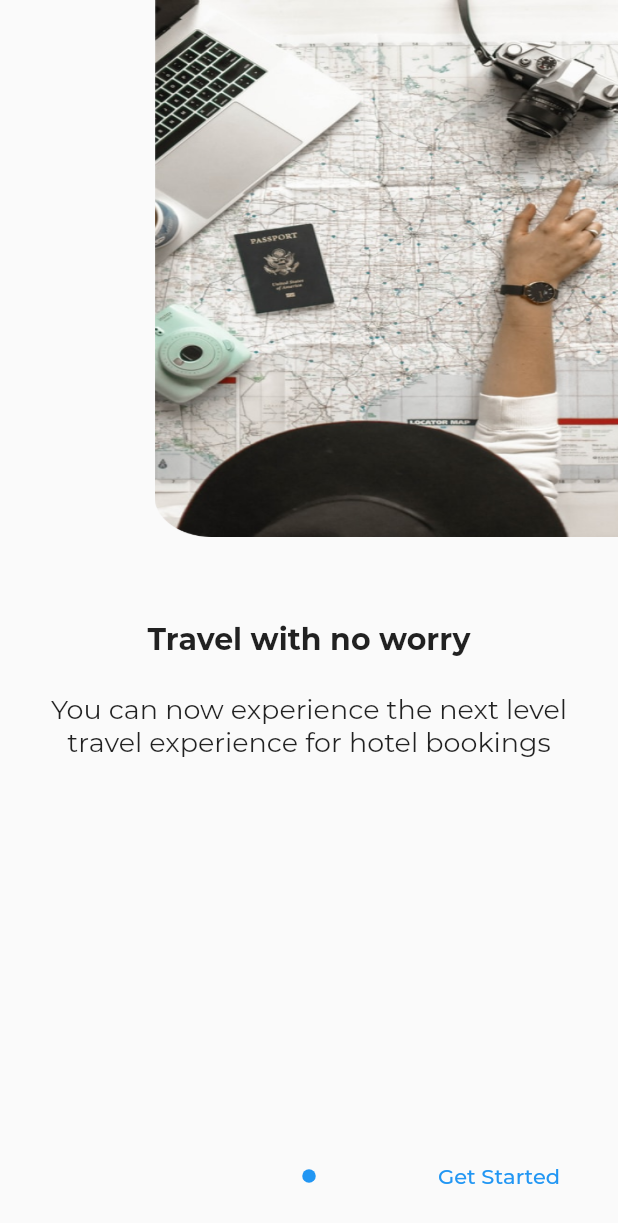
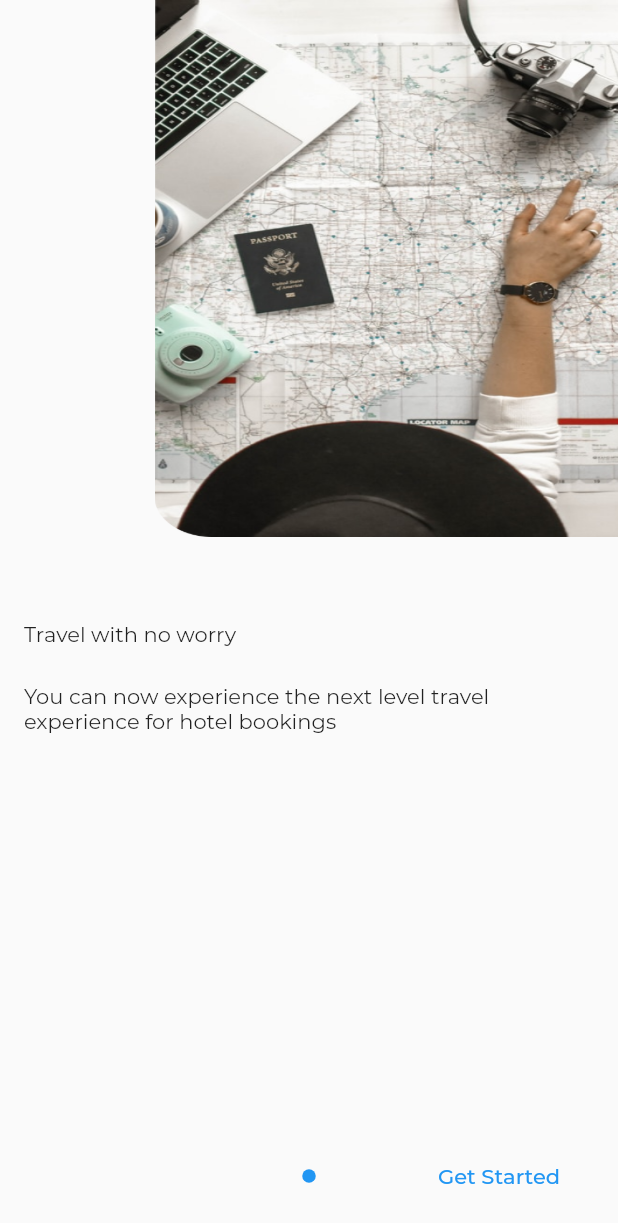
Before and after one commit to onumengine/encostay, a Flutter app: the screen it shows after launch, on a phone screen of 412 x 824 dp. Shown: the top 1223 px of the screen. Run offline on Flutter 3.47's test engine with Material 2 defaults, Android fonts, the phone set to English and light mode, and no system bars; drawn by our look-alikes of introduction_screen; project files that could hold a hidden picture were left out.

Commit message:
Align onboarding title and body text to the left

```diff
--- a/lib/ui/screens/onboarding_screen.dart
+++ b/lib/ui/screens/onboarding_screen.dart
@@ -17,9 +17,18 @@ class OnboardingScreen extends StatelessWidget {
           showNextButton: false,
           pages: <PageViewModel>[
             PageViewModel(
-              title: 'Travel with no worry',
-              body:
-                  'You can now experience the next level travel experience for hotel bookings',
+              titleWidget: Align(
+                alignment: Alignment.centerLeft,
+                child: Text(
+                  'Travel with no worry',
+                  textAlign: TextAlign.start,
+                ),
+              ),
+              bodyWidget: Align(
+                alignment: Alignment.centerLeft,
+                child: Text(
+                    'You can now experience the next level travel experience for hotel bookings'),
+              ),
               image: Align(
                 alignment: Alignment.topRight,
                 child: Image.asset(
```
